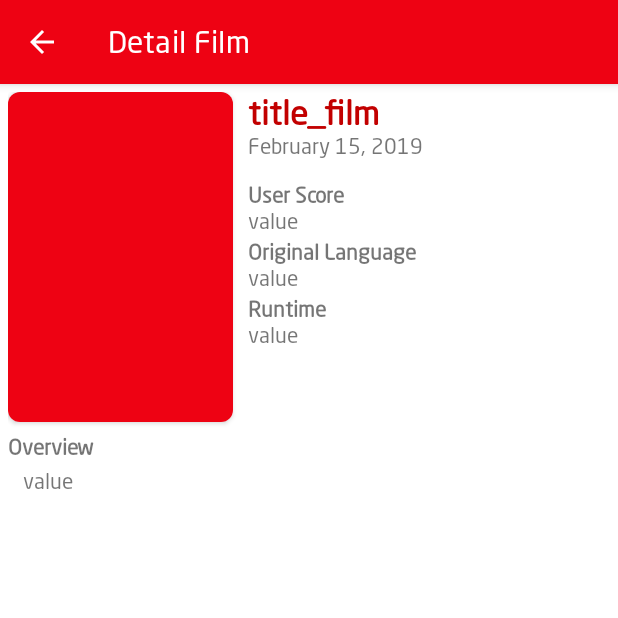
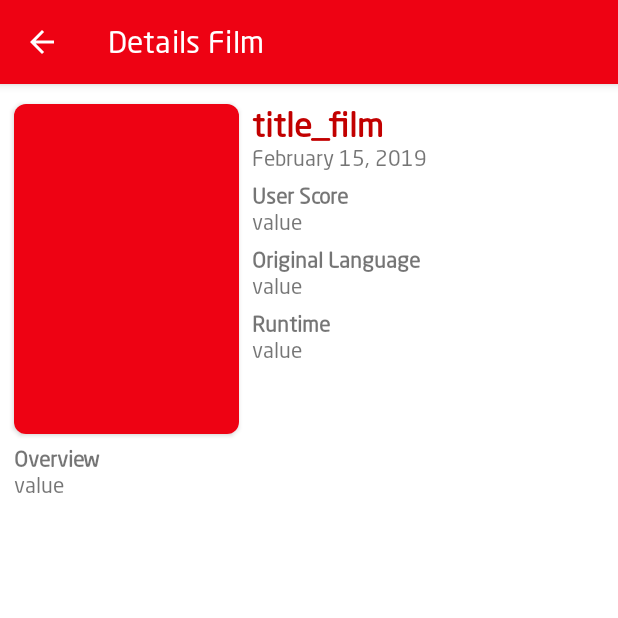
Before and after one commit to robbydhr/MovieCatalogue-2, an Android app: the DetailActivity screen opened directly, with no data from a screen before it, on a phone screen of 412 x 824 dp, the top half of it. Run offline under Robolectric (Android 15) with nearby library versions, the phone set to English and light mode, and no system bars.

```diff
--- a/app/build.gradle
+++ b/app/build.gradle
@@ -22,12 +22,13 @@ android {
 dependencies {
     implementation fileTree(dir: 'libs', include: ['*.jar'])
     implementation 'androidx.appcompat:appcompat:1.0.0-beta01'
-    implementation 'androidx.constraintlayout:constraintlayout:1.1.2'
-    implementation 'com.google.android.material:material:1.2.0-alpha01'
+    implementation 'androidx.constraintlayout:constraintlayout:1.1.3'
+    implementation 'com.google.android.material:material:1.0.0'
     implementation 'androidx.recyclerview:recyclerview:1.0.0'
     implementation 'com.github.bumptech.glide:glide:4.9.0'
     implementation 'androidx.legacy:legacy-support-v4:1.0.0-beta01'
     implementation 'com.android.support:cardview-v7:29.0.0'
+    implementation 'com.uncopt:android.justified:1.0'
     testImplementation 'junit:junit:4.12'
     androidTestImplementation 'androidx.test:runner:1.1.0-alpha4'
     androidTestImplementation 'androidx.test.espresso:espresso-core:3.1.0-alpha4'
--- a/app/src/main/java/com/learn/robby/moviecatalogue2/DetailActivity.java
+++ b/app/src/main/java/com/learn/robby/moviecatalogue2/DetailActivity.java
@@ -13,10 +13,10 @@ import com.learn.robby.moviecatalogue2.Model.Tv;
 
 public class DetailActivity extends AppCompatActivity {
 
-    TextView txtTitle, txtScore, txtRuntime, txtLanguage, txtDesc, txtDate;
+    TextView txtTitle, txtScore, txtRuntime, txtLanguage, txtDate, txtDesc;
     ImageView imgFilm;
 
-    String dTitle, dScore, dRuntime, dLanguage, dDesc, dDate, dFact;
+    String dTitle, dDesc, dFact;
     int dImg;
 
     @Override
--- a/app/src/main/res/layout/activity_detail.xml
+++ b/app/src/main/res/layout/activity_detail.xml
@@ -1,105 +1,180 @@
 <?xml version="1.0" encoding="utf-8"?>
-<RelativeLayout xmlns:android="http://schemas.android.com/apk/res/android"
+<androidx.constraintlayout.widget.ConstraintLayout xmlns:android="http://schemas.android.com/apk/res/android"
     xmlns:app="http://schemas.android.com/apk/res-auto"
     xmlns:tools="http://schemas.android.com/tools"
+    android:id="@+id/relativeLayout"
     android:layout_width="match_parent"
     android:layout_height="match_parent"
-    tools:context=".DetailActivity"
-    android:padding="5dp">
+    android:padding="5dp"
+    tools:context=".DetailActivity">
+
     <androidx.cardview.widget.CardView
         android:id="@+id/img"
         android:layout_width="wrap_content"
         android:layout_height="wrap_content"
+        android:layout_marginStart="4dp"
+        android:layout_marginLeft="4dp"
+        android:layout_marginTop="8dp"
+        android:layout_marginBottom="8dp"
         app:cardCornerRadius="8dp"
-        android:layout_marginRight="10dp">
+        app:layout_constraintBottom_toBottomOf="parent"
+        app:layout_constraintStart_toStartOf="parent"
+        app:layout_constraintTop_toTopOf="parent"
+        app:layout_constraintVertical_bias="0.0">
+
         <ImageView
             android:id="@+id/img_film"
             android:layout_width="150dp"
             android:layout_height="220dp"
+            android:scaleType="fitXY"
             android:src="@color/colorPrimary"
-            android:scaleType="fitXY"/>
+            android:contentDescription="@string/value"/>
     </androidx.cardview.widget.CardView>
+
     <TextView
         android:id="@+id/txt_title"
-        android:layout_width="match_parent"
+        android:layout_width="0dp"
         android:layout_height="wrap_content"
+        android:layout_marginStart="8dp"
+        android:layout_marginLeft="8dp"
+        android:layout_marginEnd="8dp"
+        android:layout_marginRight="8dp"
         android:text="@string/title_film"
-        android:textSize="22dp"
+        android:textColor="@color/colorPrimaryDark"
+        android:textSize="22sp"
         android:textStyle="bold"
-        android:textColor="@color/colorPrimaryDark"
-        android:layout_toRightOf="@id/img"/>
+        app:layout_constraintEnd_toEndOf="parent"
+        app:layout_constraintStart_toStartOf="@+id/guideline2"
+        app:layout_constraintTop_toTopOf="@+id/img" />
+
     <TextView
         android:id="@+id/txt_date"
+        android:layout_width="0dp"
+        android:layout_height="wrap_content"
+        android:layout_marginStart="8dp"
+        android:layout_marginLeft="8dp"
+        android:layout_marginEnd="8dp"
+        android:layout_marginRight="8dp"
+        android:text="@string/date"
+        app:layout_constraintEnd_toEndOf="parent"
+        app:layout_constraintStart_toStartOf="@+id/guideline2"
+        app:layout_constraintTop_toBottomOf="@+id/txt_title" />
+
+    <TextView
+        android:id="@+id/s_score"
+        android:layout_width="0dp"
+        android:layout_height="wrap_content"
+        android:layout_marginStart="8dp"
+        android:layout_marginLeft="8dp"
+        android:layout_marginTop="8dp"
+        android:layout_marginEnd="8dp"
+        android:layout_marginRight="8dp"
+        android:text="@string/user_score"
+        android:textStyle="bold"
+        app:layout_constraintEnd_toEndOf="parent"
+        app:layout_constraintHorizontal_bias="0.0"
+        app:layout_constraintStart_toStartOf="@+id/guideline2"
+        app:layout_constraintTop_toBottomOf="@+id/txt_date" />
+
+    <TextView
+        android:id="@+id/txt_score"
+        android:layout_width="0dp"
+        android:layout_height="wrap_content"
+        android:layout_marginStart="8dp"
+        android:layout_marginLeft="8dp"
+        android:layout_marginEnd="8dp"
+        android:layout_marginRight="8dp"
+        android:text="@string/value"
+        app:layout_constraintEnd_toEndOf="parent"
+        app:layout_constraintStart_toStartOf="@+id/guideline2"
+        app:layout_constraintTop_toBottomOf="@+id/s_score" />
+
+    <TextView
+        android:id="@+id/s_language"
+        android:layout_width="0dp"
+        android:layout_height="wrap_content"
+        android:layout_marginStart="8dp"
+        android:layout_marginLeft="8dp"
+        android:layout_marginTop="8dp"
+        android:layout_marginEnd="8dp"
+        android:layout_marginRight="8dp"
+        android:text="@string/language"
+        android:textStyle="bold"
+        app:layout_constraintEnd_toEndOf="parent"
+        app:layout_constraintHorizontal_bias="1.0"
+        app:layout_constraintStart_toStartOf="@+id/guideline2"
+        app:layout_constraintTop_toBottomOf="@+id/txt_score" />
+
+    <TextView
+        android:id="@+id/txt_language"
+        android:layout_width="0dp"
+        android:layout_height="wrap_content"
+        android:layout_marginStart="8dp"
+        android:layout_marginLeft="8dp"
+        android:layout_marginEnd="8dp"
+        android:layout_marginRight="8dp"
+        android:text="@string/value"
+        app:layout_constraintEnd_toEndOf="parent"
+        app:layout_constraintStart_toStartOf="@+id/guideline2"
+        app:layout_constraintTop_toBottomOf="@+id/s_language" />
+
+    <TextView
+        android:id="@+id/s_runtime"
+        android:layout_width="0dp"
+        android:layout_height="wrap_content"
+        android:layout_marginStart="8dp"
+        android:layout_marginLeft="8dp"
+        android:layout_marginTop="8dp"
+        android:layout_marginEnd="8dp"
+        android:layout_marginRight="8dp"
+        android:text="@string/runtime"
+        android:textStyle="bold"
+        app:layout_constraintEnd_toEndOf="parent"
+        app:layout_constraintHorizontal_bias="0.0"
+        app:layout_constraintStart_toStartOf="@+id/guideline2"
+        app:layout_constraintTop_toBottomOf="@+id/txt_language" />
+
+    <TextView
+        android:id="@+id/txt_runtime"
+        android:layout_width="0dp"
+        android:layout_height="wrap_content"
+        android:layout_marginStart="8dp"
+        android:layout_marginLeft="8dp"
+        android:layout_marginEnd="8dp"
+        android:layout_marginRight="8dp"
+        android:text="@string/value"
+        app:layout_constraintEnd_toEndOf="parent"
+        app:layout_constraintStart_toStartOf="@+id/guideline2"
+        app:layout_constraintTop_toBottomOf="@+id/s_runtime" />
+
+    <TextView
+        android:id="@+id/s_desc"
+        android:layout_width="0dp"
+        android:layout_height="wrap_content"
+        android:layout_marginTop="8dp"
+        android:text="@string/desc"
+        android:textStyle="bold"
+        app:layout_constraintEnd_toEndOf="parent"
+        app:layout_constraintHorizontal_bias="1.0"
+        app:layout_constraintStart_toStartOf="@+id/img"
+        app:layout_constraintTop_toBottomOf="@+id/img" />
+
+    <TextView
+        android:id="@+id/txt_desc"
+        android:layout_width="0dp"
+        android:layout_height="wrap_content"
+        android:layout_marginEnd="8dp"
+        android:layout_marginRight="8dp"
+        android:text="@string/value"
+        android:justificationMode="inter_word"
+        app:layout_constraintEnd_toEndOf="parent"
+        app:layout_constraintStart_toStartOf="@+id/img"
+        app:layout_constraintTop_toBottomOf="@+id/s_desc" />
+
+    <androidx.constraintlayout.widget.Guideline
+        android:id="@+id/guideline2"
         android:layout_width="wrap_content"
         android:layout_height="wrap_content"
-        android:layout_marginBottom="15dp"
-        android:text="@string/date"
-        android:layout_below="@id/txt_title"
-        android:layout_toRightOf="@id/img"/>
-    <TextView
-        android:id="@+id/s_score"
-        android:layout_width="wrap_content"
-        android:layout_height="wrap_content"
-        android:text="@string/user_score"
-        android:textStyle="bold"
-        android:layout_below="@id/txt_date"
-        android:layout_toRightOf="@id/img"/>
-    <TextView
-        android:id="@+id/txt_score"
-        android:layout_width="wrap_content"
-        android:layout_height="wrap_content"
-        android:text="@string/value"
-        android:layout_marginBottom="3dp"
-        android:layout_below="@id/s_score"
-        android:layout_toRightOf="@id/img"/>
-    <TextView
-        android:id="@+id/s_language"
-        android:layout_width="wrap_content"
-        android:layout_height="wrap_content"
-        android:text="@string/language"
-        android:textStyle="bold"
-        android:layout_below="@id/txt_score"
-        android:layout_toRightOf="@id/img"/>
-    <TextView
-        android:id="@+id/txt_language"
-        android:layout_width="wrap_content"
-        android:layout_height="wrap_content"
-        android:text="@string/value"
-        android:layout_below="@id/s_language"
-        android:layout_toRightOf="@id/img"
-        android:layout_marginBottom="3dp"/>
-    <TextView
-        android:id="@+id/s_runtime"
-        android:layout_width="wrap_content"
-        android:layout_height="wrap_content"
-        android:text="@string/runtime"
-        android:textStyle="bold"
-        android:layout_below="@id/txt_language"
-        android:layout_toRightOf="@id/img"/>
-    <TextView
-        android:id="@+id/txt_runtime"
-        android:layout_width="wrap_content"
-        android:layout_height="wrap_content"
-        android:text="@string/value"
-        android:layout_marginBottom="3dp"
-        android:layout_below="@id/s_runtime"
-        android:layout_toRightOf="@id/img"/>
-    <TextView
-        android:id="@+id/s_desc"
-        android:layout_width="wrap_content"
-        android:layout_height="wrap_content"
-        android:text="@string/desc"
-        android:textStyle="bold"
-        android:layout_marginTop="8dp"
-        android:layout_below="@id/img"/>
-    <TextView
-        android:id="@+id/txt_desc"
-        android:layout_width="match_parent"
-        android:layout_height="wrap_content"
-        android:text="@string/value"
-        android:justificationMode="inter_word"
-        android:layout_marginTop="5dp"
-        android:layout_marginLeft="10dp"
-        android:layout_marginRight="10dp"
-        android:layout_below="@id/s_desc"/>
-</RelativeLayout>
+        android:orientation="vertical"
+        app:layout_constraintGuide_begin="155dp" />
+</androidx.constraintlayout.widget.ConstraintLayout>
--- a/app/src/main/res/layout/activity_main.xml
+++ b/app/src/main/res/layout/activity_main.xml
@@ -12,7 +12,8 @@
         android:layout_width="match_parent"
         android:layout_height="wrap_content"
         android:background="?attr/colorPrimary"
-        app:tabTextColor="@android:color/white"/>
+        app:tabTextColor="@android:color/white"
+        app:layout_constraintStart_toStartOf="parent"/>
     <androidx.viewpager.widget.ViewPager
         android:id="@+id/view_pager"
         android:layout_width="match_parent"
```
Also changed, not shown: app/src/main/java/com/learn/robby/moviecatalogue2/MainActivity.java (+18 -0 lines), app/src/main/res/drawable/ic_settings_black_24dp.xml (added, +9 -0 lines), app/src/main/res/menu/main_menu.xml (added, +9 -0 lines), app/src/main/res/values/strings.xml (+28 -27 lines), 1 other file.
